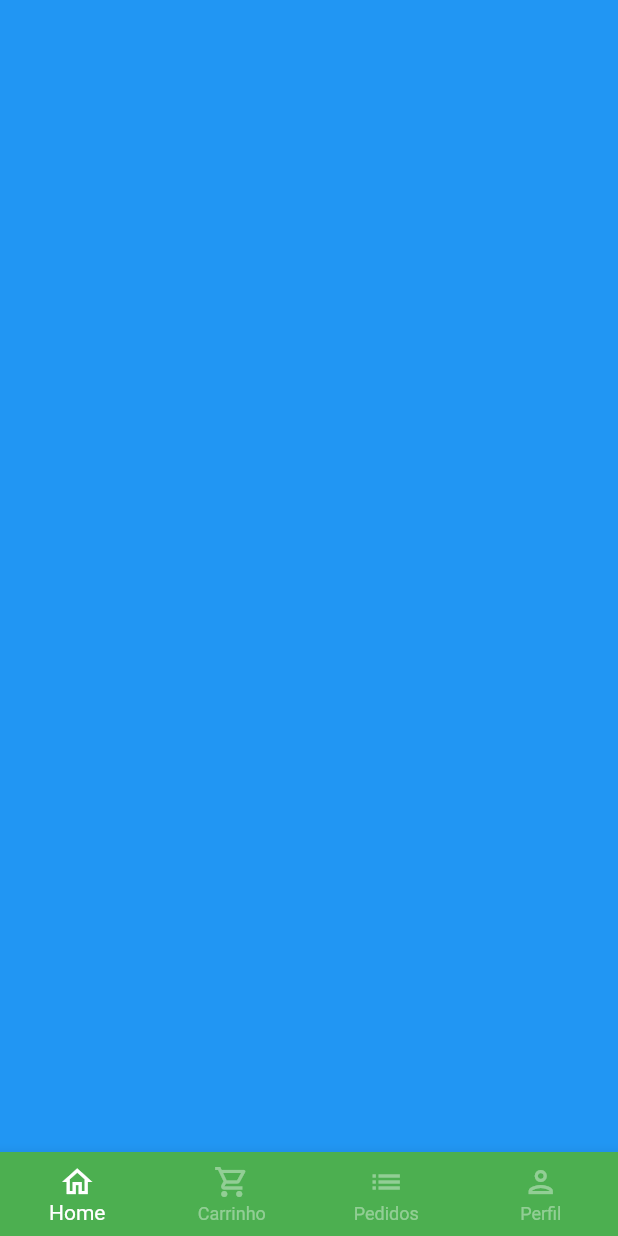
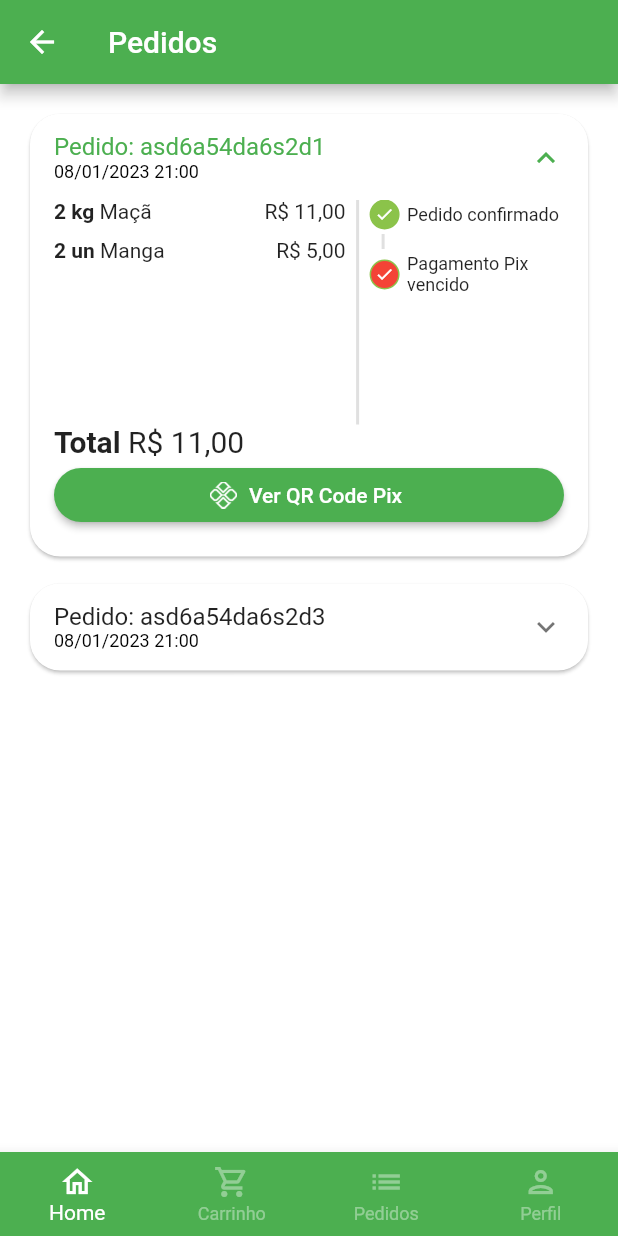
Before and after one commit to Luthianni/greengrocer, a Flutter app: the BaseScreen screen opened directly, swiped to page 3, on a phone screen of 412 x 824 dp. Run offline on Flutter 3.47's test engine with Material 2 defaults, Android fonts, the phone set to English and light mode, and no system bars; our stand-ins replace animated_text_kit, badges, fluttertoast, mask_text_input_formatter, qr_flutter; missing offline and left inert: add_to_cart_animation.

Commit message:
Add animações no app

```diff
--- a/lib/src/config/app_data.dart
+++ b/lib/src/config/app_data.dart
@@ -1,5 +1,6 @@
 import 'package:greengrocer/src/models/cart_item_model.dart';
 import 'package:greengrocer/src/models/item_model.dart';
+import 'package:greengrocer/src/models/order_model.dart';
 import 'package:greengrocer/src/models/user_model.dart';
 
 ItemModel apple = ItemModel(
@@ -96,3 +97,48 @@ UserModel user = UserModel(
   name: 'Luthianni Alves',
   password: 'senha',
 );
+
+List<OrderModel> orders = [
+  // Pedido 01
+  OrderModel(
+    copyAndPaste: 'q1w2e3r4t5y6',
+    createDateTime: DateTime.parse(
+      '2023-01-08 21:00:10.458',
+    ),
+    overdueDateTime: DateTime.parse(
+      '2023-01-08 21:00:10.458',
+    ),
+    status: 'pending_payment',
+    total: 11.0,
+    id: 'asd6a54da6s2d1',
+    items: [
+      CartItemModel(
+        item: apple,
+        quantity: 2,
+      ),
+      CartItemModel(
+        item: mango,
+        quantity: 2,
+      ),
+    ],
+  ),
+  // Pedido 02
+  OrderModel(
+    copyAndPaste: 'q1w2e3r4t5w9',
+    createDateTime: DateTime.parse(
+      '2023-01-08 21:00:10.458',
+    ),
+    overdueDateTime: DateTime.parse(
+      '2023-01-08 21:00:10.458',
+    ),
+    status: 'deliverd',
+    total: 11.0,
+    id: 'asd6a54da6s2d3',
+    items: [
+      CartItemModel(
+        item: guava,
+        quantity: 2,
+      ),
+    ],
+  ),
+];
--- /dev/null
+++ b/lib/src/models/order_model.dart
@@ -0,0 +1,21 @@
+import 'package:greengrocer/src/models/cart_item_model.dart';
+
+class OrderModel {
+  String id;
+  DateTime createDateTime;
+  DateTime overdueDateTime;
+  List<CartItemModel> items;
+  String status;
+  String copyAndPaste;
+  double total;
+
+  OrderModel({
+    required this.copyAndPaste,
+    required this.createDateTime,
+    required this.id,
+    required this.items,
+    required this.overdueDateTime,
+    required this.status,
+    required this.total,
+  });
+}
--- a/lib/src/pages/base/base_screen.dart
+++ b/lib/src/pages/base/base_screen.dart
@@ -3,6 +3,7 @@ import 'package:flutter/src/widgets/container.dart';
 import 'package:flutter/src/widgets/framework.dart';
 import 'package:greengrocer/src/pages/cart/cart_tab.dart';
 import 'package:greengrocer/src/pages/home/home_tab.dart';
+import 'package:greengrocer/src/pages/orders/orders_tab.dart';
 import 'package:greengrocer/src/pages/profile/profile_tab.dart';
 
 class BaseScreen extends StatefulWidget {
@@ -22,11 +23,11 @@ class _BaseScreenState extends State<BaseScreen> {
       body: PageView(
         physics: const NeverScrollableScrollPhysics(),
         controller: pageController,
-        children: [
-          const HomeTab(),
-          const CartTab(),
-          Container(color: Colors.blue),
-          const ProfileTab(),
+        children: const [
+          HomeTab(),
+          CartTab(),
+          OrdersTab(),
+          ProfileTab(),
         ],
       ),
       bottomNavigationBar: BottomNavigationBar(
@@ -35,7 +36,12 @@ class _BaseScreenState extends State<BaseScreen> {
           setState(
             () {
               currentIndex = index;
-              pageController.jumpToPage(index);
+              //pageController.jumpToPage(index);
+              pageController.animateToPage(
+                index,
+                duration: const Duration(milliseconds: 800),
+                curve: Curves.easeInOutQuart,
+              );
             },
           );
         },
--- a/lib/src/pages/home/components/category_tile.dart
+++ b/lib/src/pages/home/components/category_tile.dart
@@ -18,7 +18,8 @@ class CategoryTile extends StatelessWidget {
 
   @override
   Widget build(BuildContext context) {
-    return GestureDetector(
+    return InkWell(
+      child: GestureDetector(
         onTap: onPressed,
         child: Align(
           alignment: Alignment.center,
@@ -41,6 +42,7 @@ class CategoryTile extends StatelessWidget {
             ),
           ),
         ),
+      ),
     );
   }
 }
--- /dev/null
+++ b/lib/src/pages/orders/components/order_status_widget.dart
@@ -0,0 +1,141 @@
+import 'package:flutter/material.dart';
+import 'package:flutter/src/widgets/container.dart';
+import 'package:flutter/src/widgets/framework.dart';
+import 'package:greengrocer/src/config/custom_colors.dart';
+
+class OrderStatusWidget extends StatelessWidget {
+  final String status;
+  final bool isOverdue;
+
+  final Map<String, int> allStatus = <String, int>{
+    'pending_payment': 0,
+    'refunded': 1,
+    'paid': 2,
+    'preparing_purchase': 3,
+    'shipping': 4,
+    'deliverd': 5,
+  };
+
+  int get currentStatus => allStatus[status]!;
+
+  OrderStatusWidget({
+    super.key,
+    required this.isOverdue,
+    required this.status,
+  });
+
+  @override
+  Widget build(BuildContext context) {
+    return Column(
+      crossAxisAlignment: CrossAxisAlignment.start,
+      children: [
+        const _StatuDot(
+          isActive: true,
+          title: 'Pedido confirmado',
+        ),
+        const _CustomDivider(),
+        if (currentStatus == 1) ...[
+          const _StatuDot(
+            isActive: true,
+            title: 'Pix estornado',
+            backgroundColor: Colors.orange,
+          ),
+        ] else if (isOverdue) ...[
+          const _StatuDot(
+            isActive: true,
+            title: 'Pagamento Pix vencido',
+            backgroundColor: Colors.red,
+          ),
+        ] else ...[
+          _StatuDot(
+            isActive: currentStatus >= 2,
+            title: 'Pagamento',
+          ),
+          const _CustomDivider(),
+          _StatuDot(
+            isActive: currentStatus >= 3,
+            title: 'Preparando',
+          ),
+          const _CustomDivider(),
+          _StatuDot(
+            isActive: currentStatus >= 4,
+            title: 'Envio',
+          ),
+          const _CustomDivider(),
+          _StatuDot(
+            isActive: currentStatus == 5,
+            title: 'Entregue',
+          ),
+        ]
+      ],
+    );
+  }
+}
+
+class _CustomDivider extends StatelessWidget {
+  const _CustomDivider({super.key});
+
+  @override
+  Widget build(BuildContext context) {
+    return Container(
+      margin: const EdgeInsets.symmetric(horizontal: 8, vertical: 3),
+      height: 10,
+      width: 2,
+      color: Colors.grey.shade300,
+    );
+  }
+}
+
+class _StatuDot extends StatelessWidget {
+  final bool isActive;
+  final String title;
+  final Color? backgroundColor;
+
+  const _StatuDot({
+    super.key,
+    required this.isActive,
+    required this.title,
+    this.backgroundColor,
+  });
+
+  @override
+  Widget build(BuildContext context) {
+    return Row(
+      // DOT
+      children: [
+        Container(
+          height: 20,
+          width: 20,
+          decoration: BoxDecoration(
+            shape: BoxShape.circle,
+            border: Border.all(
+              color: CustomColors.customSwatchColor,
+            ),
+            color: isActive
+                ? backgroundColor ?? CustomColors.customSwatchColor
+                : Colors.transparent,
+          ),
+          child: isActive
+              ? const Icon(
+                  Icons.check,
+                  size: 13,
+                  color: Colors.white,
+                )
+              : const SizedBox.shrink(),
+        ),
+        const SizedBox(
+          width: 5,
+        ),
+        // Texto
+        Expanded(
+          child: Text(
+            title,
+            style: const TextStyle(
+              fontSize: 12,
+            ),
+          ),
+        ),
+      ],
+    );
+  }
+}
--- /dev/null
+++ b/lib/src/pages/orders/components/order_tile.dart
@@ -0,0 +1,161 @@
+import 'dart:ui';
+
+import 'package:flutter/material.dart';
+import 'package:flutter/src/widgets/container.dart';
+import 'package:flutter/src/widgets/framework.dart';
+import 'package:greengrocer/src/models/cart_item_model.dart';
+import 'package:greengrocer/src/models/order_model.dart';
+import 'package:greengrocer/src/pages/common_widgets/payment_dialog.dart';
+import 'package:greengrocer/src/pages/orders/components/order_status_widget.dart';
+import 'package:greengrocer/src/services/utils_services.dart';
+
+class OrderTile extends StatelessWidget {
+  final OrderModel order;
+
+  OrderTile({super.key, required this.order});
+
+  final UtilsServices utilsServices = UtilsServices();
+
+  @override
+  Widget build(BuildContext context) {
+    return Card(
+      shape: RoundedRectangleBorder(
+        borderRadius: BorderRadius.circular(20),
+      ),
+      child: Theme(
+        data: Theme.of(context).copyWith(dividerColor: Colors.transparent),
+        child: ExpansionTile(
+          initiallyExpanded: order.status == 'pending_payment',
+          title: Column(
+            mainAxisSize: MainAxisSize.min,
+            crossAxisAlignment: CrossAxisAlignment.start,
+            children: [
+              Text('Pedido: ${order.id}'),
+              Text(
+                utilsServices.formatDateTime(order.createDateTime),
+                style: const TextStyle(
+                  fontSize: 12,
+                  color: Colors.black,
+                ),
+              ),
+            ],
+          ),
+          childrenPadding: const EdgeInsets.fromLTRB(16, 0, 16, 16),
+          expandedCrossAxisAlignment: CrossAxisAlignment.stretch,
+          children: [
+            IntrinsicHeight(
+              child: Row(
+                children: [
+                  // Lista de Produtos
+                  Expanded(
+                    flex: 3,
+                    child: SizedBox(
+                      height: 150,
+                      child: ListView(
+                        children: order.items.map((orderItem) {
+                          return _OrderItemWidget(
+                            utilsServices: utilsServices,
+                            orderItem: orderItem,
+                          );
+                        }).toList(),
+                      ),
+                    ),
+                  ),
+                  // Divisão
+                  VerticalDivider(
+                    color: Colors.grey.shade300,
+                    thickness: 2,
+                  ),
+
+                  // Status do Pedido
+                  Expanded(
+                    flex: 2,
+                    child: OrderStatusWidget(
+                      status: order.status,
+                      isOverdue: order.overdueDateTime.isBefore(DateTime.now()),
+                    ),
+                  ),
+                ],
+              ),
+            ),
+
+            // Total
+            Text.rich(
+              TextSpan(
+                style: const TextStyle(
+                  fontSize: 20,
+                ),
+                children: [
+                  const TextSpan(
+                    text: 'Total ',
+                    style: TextStyle(
+                      fontWeight: FontWeight.bold,
+                    ),
+                  ),
+                  TextSpan(
+                    text: utilsServices.priceToCurrency(order.total),
+                  ),
+                ],
+              ),
+            ),
+
+            // Botão Pagamento
+            Visibility(
+              visible: order.status == 'pending_payment',
+              child: ElevatedButton.icon(
+                style: ElevatedButton.styleFrom(
+                  shape: RoundedRectangleBorder(
+                    borderRadius: BorderRadius.circular(20),
+                  ),
+                ),
+                onPressed: () {
+                  showDialog(
+                    context: context,
+                    builder: (_) {
+                      return PaymentDialog(order: order,);
+                    },
+                  );
+                },
+                icon: Image.asset(
+                  'assets/app_images/pix.png',
+                  height: 18,
+                ),
+                label: const Text('Ver QR Code Pix'),
+              ),
+            ),
+          ],
+        ),
+      ),
+    );
+  }
+}
+
+class _OrderItemWidget extends StatelessWidget {
+  const _OrderItemWidget({
+    Key? key,
+    required this.utilsServices,
+    required this.orderItem,
+  }) : super(key: key);
+
+  final UtilsServices utilsServices;
+  final CartItemModel orderItem;
+
+  @override
+  Widget build(BuildContext context) {
+    return Padding(
+      padding: const EdgeInsets.only(bottom: 10),
+      child: Row(
+        children: [
+          Text(
+            '${orderItem.quantity} ${orderItem.item.unit} ',
+            style: const TextStyle(
+              fontWeight: FontWeight.bold,
+            ),
+          ),
+          Expanded(child: Text(orderItem.item.itemName)),
+          Text(utilsServices.priceToCurrency(orderItem.totalPrice()))
+        ],
+      ),
+    );
+  }
+}
--- /dev/null
+++ b/lib/src/pages/orders/orders_tab.dart
@@ -0,0 +1,25 @@
+import 'package:flutter/material.dart';
+import 'package:flutter/src/widgets/container.dart';
+import 'package:flutter/src/widgets/framework.dart';
+import 'package:greengrocer/src/config/app_data.dart' as appData;
+import 'package:greengrocer/src/pages/orders/components/order_tile.dart';
+
+class OrdersTab extends StatelessWidget {
+  const OrdersTab({super.key});
+
+  @override
+  Widget build(BuildContext context) {
+    return Scaffold(
+      appBar: AppBar(
+        title: const Text('Pedidos'),
+      ),
+      body: ListView.separated(
+        padding: const EdgeInsets.all(16),
+        physics: const BouncingScrollPhysics(),
+        separatorBuilder: (_, index) => const SizedBox(height: 10),
+        itemBuilder: (_, index) => OrderTile(order: appData.orders[index]),
+        itemCount: appData.orders.length,
+      ),
+    );
+  }
+}
--- a/lib/src/services/utils_services.dart
+++ b/lib/src/services/utils_services.dart
@@ -1,13 +1,36 @@
+import 'package:flutter/material.dart';
+import 'package:fluttertoast/fluttertoast.dart';
 import 'package:intl/intl.dart';
+import 'package:intl/date_symbol_data_local.dart';
 
 class UtilsServices {
-
   // R$ Valor
 
   String priceToCurrency(double price) {
-
-    NumberFormat numberFormat = NumberFormat.simpleCurrency( locale: 'pt_br');
+    NumberFormat numberFormat = NumberFormat.simpleCurrency(locale: 'pt_br');
 
     return numberFormat.format(price);
   }
+
+  String formatDateTime(DateTime dateTime) {
+    initializeDateFormatting();
+
+    DateFormat dateFormat = DateFormat.yMd('pt_BR').add_Hm();
+    return dateFormat.format(dateTime);
+  }
+
+  void showToast({
+    required String message,
+    bool isError = false,
+  }) {
+    Fluttertoast.showToast(
+      msg: message,
+      toastLength: Toast.LENGTH_LONG,
+      gravity: ToastGravity.BOTTOM,
+      timeInSecForIosWeb: 3,
+      backgroundColor: isError ? Colors.red : Colors.white,
+      textColor: isError ? Colors.white : Colors.black,
+      fontSize: 14,
+    );
+  }
 }
--- a/pubspec.yaml
+++ b/pubspec.yaml
@@ -41,6 +41,9 @@ dependencies:
   dependencies:
   badges: ^2.0.3
   intl: ^0.17.0
+  qr_flutter: ^4.0.0
+  add_to_cart_animation: ^0.0.7
+  fluttertoast: ^8.0.0
 
 dev_dependencies:
   flutter_test:
@@ -67,6 +70,7 @@ flutter:
   # To add assets to your application, add an assets section, like this:
   assets:
       - assets/fruits/
+      - assets/app_images/
   #   - images/a_dot_ham.jpeg
 
   # An image asset can refer to one or more resolution-specific "variants", see
```
Also changed, not shown: lib/main.dart (+8 -1 lines), lib/src/pages/cart/cart_tab.dart (+19 -1 lines), lib/src/pages/common_widgets/payment_dialog.dart (added, +109 -0 lines), lib/src/pages/home/components/item_tile.dart (+19 -7 lines), lib/src/pages/home/home_tab.dart (+19 -8 lines), assets/app_images/pix.png (added), pubspec.lock. Lines whose indentation alone changed are shown as unchanged.
